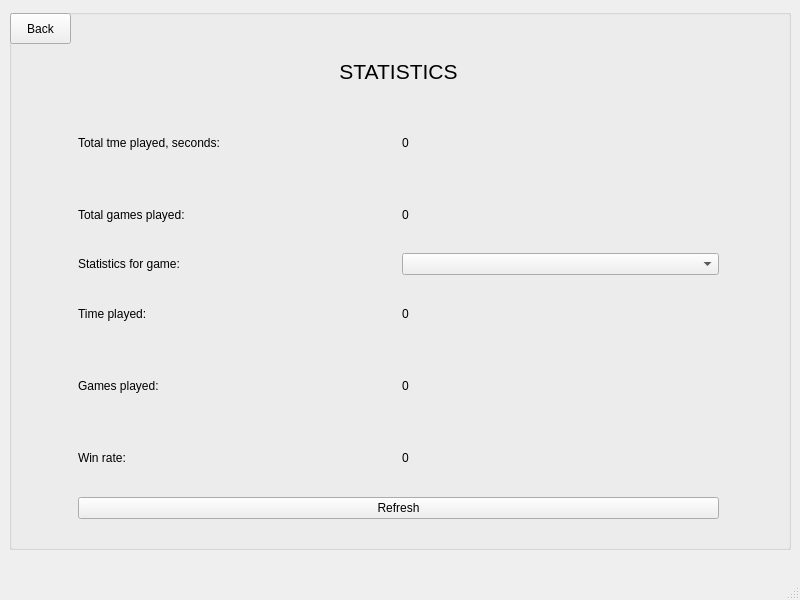
Before: the Qt Designer form client/views/statisticsview.ui in cavoke-project/cavoke, drawn with Qt 5.
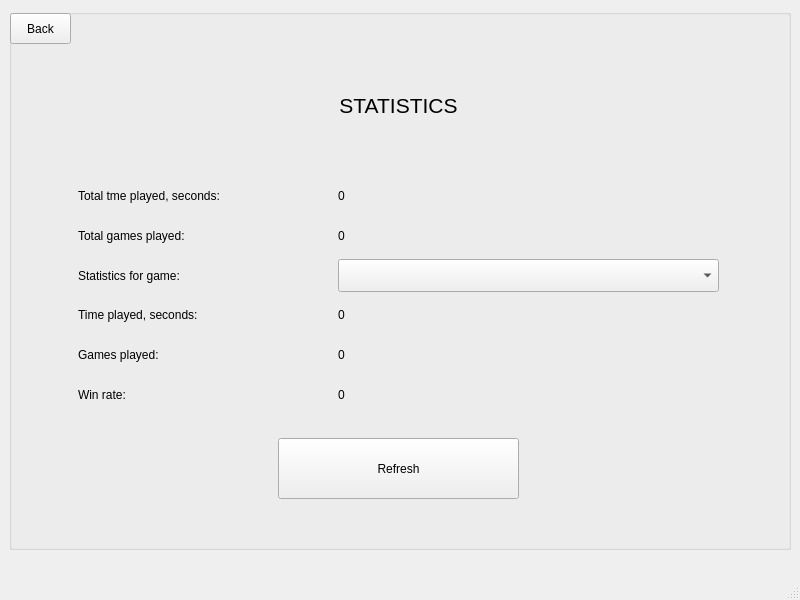
After: the same form once the commit is applied.

Commit message: User Statistic is probably OK now

Diff of the .ui file:
```diff
--- a/client/views/statisticsview.ui
+++ b/client/views/statisticsview.ui
@@ -60,15 +60,19 @@
        <height>481</height>
       </rect>
      </property>
-     <layout class="QGridLayout" name="gridLayout" rowstretch="0,0,0,0,0,0,0,0" columnstretch="0,0">
+     <layout class="QGridLayout" name="gridLayout" rowstretch="4,1,1,1,1,1,1,3,0" columnstretch="2,3">
       <property name="leftMargin">
        <number>10</number>
       </property>
       <property name="rightMargin">
        <number>10</number>
       </property>
-      <item row="3" column="1">
-       <widget class="QComboBox" name="games_combobox"/>
+      <item row="6" column="1">
+       <widget class="QLabel" name="win_rate_label">
+        <property name="text">
+         <string>0</string>
+        </property>
+       </widget>
       </item>
       <item row="5" column="0">
        <widget class="QLabel" name="label_8">
@@ -77,13 +81,51 @@
         </property>
        </widget>
       </item>
-      <item row="4" column="1">
-       <widget class="QLabel" name="time_played_label">
+      <item row="3" column="0">
+       <widget class="QLabel" name="label_6">
         <property name="text">
+         <string>Statistics for game:</string>
+        </property>
+       </widget>
+      </item>
+      <item row="4" column="0">
+       <widget class="QLabel" name="label_7">
+        <property name="text">
+         <string>Time played, seconds:</string>
+        </property>
+       </widget>
+      </item>
+      <item row="2" column="0">
+       <widget class="QLabel" name="label_2">
+        <property name="text">
+         <string>Total games played:</string>
+        </property>
+       </widget>
+      </item>
+      <item row="5" column="1">
+       <widget class="QLabel" name="games_played_label">
+        <property name="text">
          <string>0</string>
         </property>
        </widget>
       </item>
+      <item row="1" column="1">
+       <widget class="QLabel" name="total_time_played_label">
+        <property name="text">
+         <string>0</string>
+        </property>
+       </widget>
+      </item>
+      <item row="3" column="1">
+       <widget class="QComboBox" name="games_combobox">
+        <property name="sizePolicy">
+         <sizepolicy hsizetype="Ignored" vsizetype="Ignored">
+          <horstretch>0</horstretch>
+          <verstretch>0</verstretch>
+         </sizepolicy>
+        </property>
+       </widget>
+      </item>
       <item row="0" column="0" colspan="2">
        <widget class="QLabel" name="label">
         <property name="font">
@@ -102,10 +144,17 @@
         </property>
        </widget>
       </item>
-      <item row="2" column="0">
-       <widget class="QLabel" name="label_2">
+      <item row="2" column="1">
+       <widget class="QLabel" name="total_games_played_label">
         <property name="text">
-         <string>Total games played:</string>
+         <string>0</string>
+        </property>
+       </widget>
+      </item>
+      <item row="4" column="1">
+       <widget class="QLabel" name="time_played_label">
+        <property name="text">
+         <string>0</string>
         </property>
        </widget>
       </item>
@@ -116,20 +165,6 @@
         </property>
        </widget>
       </item>
-      <item row="5" column="1">
-       <widget class="QLabel" name="games_played_label">
-        <property name="text">
-         <string>0</string>
-        </property>
-       </widget>
-      </item>
-      <item row="6" column="1">
-       <widget class="QLabel" name="win_rate_label">
-        <property name="text">
-         <string>0</string>
-        </property>
-       </widget>
-      </item>
       <item row="6" column="0">
        <widget class="QLabel" name="label_9">
         <property name="text">
@@ -137,40 +172,34 @@
         </property>
        </widget>
       </item>
-      <item row="3" column="0">
-       <widget class="QLabel" name="label_6">
-        <property name="text">
-         <string>Statistics for game:</string>
-        </property>
-       </widget>
-      </item>
-      <item row="4" column="0">
-       <widget class="QLabel" name="label_7">
-        <property name="text">
-         <string>Time played:</string>
-        </property>
-       </widget>
-      </item>
-      <item row="2" column="1">
-       <widget class="QLabel" name="total_games_played_label">
-        <property name="text">
-         <string>0</string>
-        </property>
-       </widget>
-      </item>
-      <item row="1" column="1">
-       <widget class="QLabel" name="total_time_played_label">
-        <property name="text">
-         <string>0</string>
-        </property>
-       </widget>
-      </item>
       <item row="7" column="0" colspan="2">
-       <widget class="QPushButton" name="refreshButton">
-        <property name="text">
-         <string>Refresh</string>
+       <layout class="QHBoxLayout" name="horizontalLayout">
+        <property name="leftMargin">
+         <number>200</number>
         </property>
-       </widget>
+        <property name="topMargin">
+         <number>20</number>
+        </property>
+        <property name="rightMargin">
+         <number>200</number>
+        </property>
+        <property name="bottomMargin">
+         <number>20</number>
+        </property>
+        <item>
+         <widget class="QPushButton" name="refreshButton">
+          <property name="sizePolicy">
+           <sizepolicy hsizetype="Ignored" vsizetype="Ignored">
+            <horstretch>0</horstretch>
+            <verstretch>0</verstretch>
+           </sizepolicy>
+          </property>
+          <property name="text">
+           <string>Refresh</string>
+          </property>
+         </widget>
+        </item>
+       </layout>
       </item>
      </layout>
     </widget>
```
The commit also changes 3 other files.
